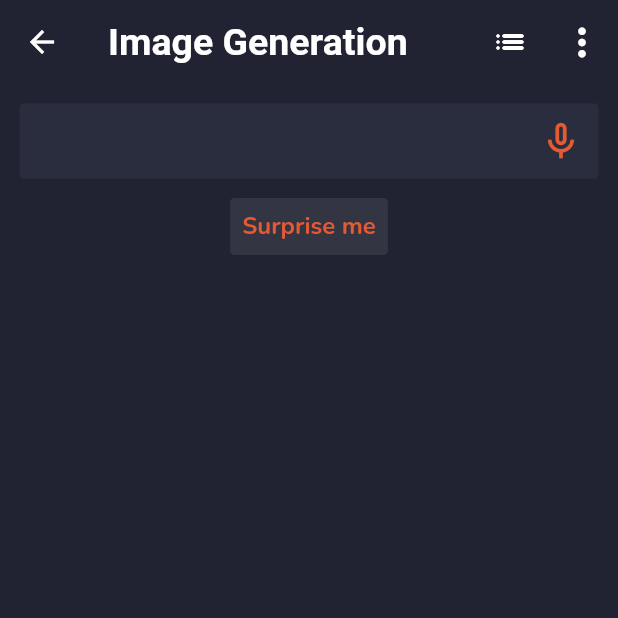
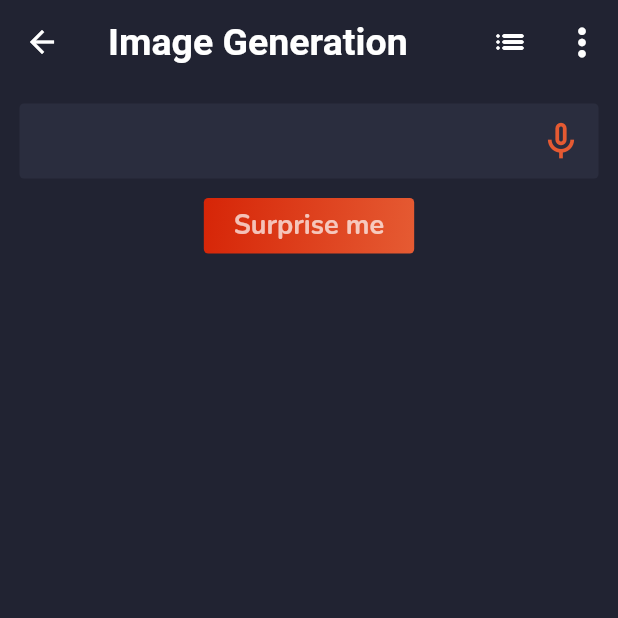
Before and after one commit to PRADIPTA02/chatgpt-android-clone, a Flutter app: the ImageGenerateScreen screen opened directly, on a phone screen of 412 x 824 dp, the top half of it. Run offline on Flutter 3.47's test engine with Material 2 defaults, Android fonts, the phone set to English and light mode, and no system bars; drawn by our look-alikes of avatar_glow; our stand-ins replace animated_text_kit, cloud_firestore, connectivity, firebase_auth, firebase_core, flutter_otp_text_field and 7 more; missing offline and left inert: animated_snack_bar, flutter_list_view; accounts and stored records are empty.

Commit message:
serprise me  button  update

```diff
--- a/lib/screens/imageGenerationScreen/image_generate_screen.dart
+++ b/lib/screens/imageGenerationScreen/image_generate_screen.dart
@@ -101,16 +101,22 @@ class ImageGenerateScreen extends StatelessWidget {
               child: InkWell(
                 onTap: value.giveRandomImageSuggetion,
                 child: Container(
-                  padding: const EdgeInsets.all(8),
+                  padding: const EdgeInsets.symmetric(horizontal: 20, vertical: 6),
                   decoration: const BoxDecoration(
-                      color: cglasscolor,
+                      gradient:LinearGradient(
+                        begin:Alignment.topLeft,
+                        colors: <Color>[
+                        Color(0xffd62507),
+                        Color(0xffe55a32)
+                      ]),
                       borderRadius: BorderRadius.all(Radius.circular(3))),
                   child: Text(
                     'Surprise me',
                     style: GoogleFonts.nunito(
-                        color: cgSecondary,
+                        color: Colors.white70,
                         fontWeight: FontWeight.bold,
-                        fontSize: 16),
+                        fontSize: 18
+                      ),
                   ),
                 ),
               ),
```
